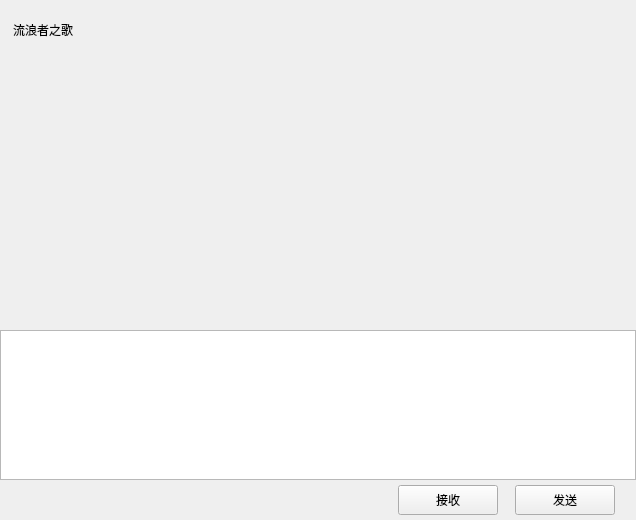
The window that CppChat/dialogs/chatpage.ui (Algebraaaa/CppChat) describes before a commit, drawn with Qt 5.
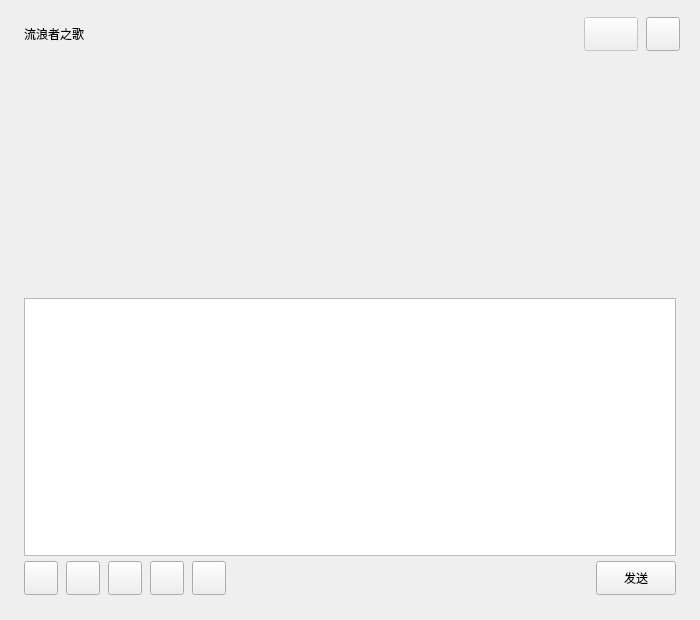
The same window after the commit. Custom widgets are drawn as their Qt base class.

Commit message: refactor: unify chat services and refresh Qt client workflows

Patch:
```diff
--- a/CppChat/dialogs/chatpage.ui
+++ b/CppChat/dialogs/chatpage.ui
@@ -6,8 +6,8 @@
    <rect>
     <x>0</x>
     <y>0</y>
-    <width>636</width>
-    <height>520</height>
+    <width>700</width>
+    <height>620</height>
    </rect>
   </property>
   <property name="windowTitle">
@@ -52,13 +52,13 @@
         <property name="minimumSize">
          <size>
           <width>0</width>
-          <height>60</height>
+          <height>68</height>
          </size>
         </property>
         <property name="maximumSize">
          <size>
           <width>16777215</width>
-          <height>60</height>
+          <height>68</height>
          </size>
         </property>
         <layout class="QVBoxLayout" name="verticalLayout_5">
@@ -66,34 +66,34 @@
           <number>7</number>
          </property>
          <property name="leftMargin">
-          <number>11</number>
+          <number>24</number>
          </property>
          <property name="topMargin">
-          <number>2</number>
+          <number>0</number>
          </property>
          <property name="rightMargin">
-          <number>2</number>
+          <number>20</number>
          </property>
          <property name="bottomMargin">
-          <number>2</number>
+          <number>0</number>
          </property>
          <item>
           <widget class="QWidget" name="widget_5" native="true">
            <layout class="QHBoxLayout" name="horizontalLayout_3">
             <property name="spacing">
-             <number>7</number>
+             <number>8</number>
             </property>
             <property name="leftMargin">
-             <number>2</number>
+             <number>0</number>
             </property>
             <property name="topMargin">
-             <number>2</number>
+             <number>0</number>
             </property>
             <property name="rightMargin">
-             <number>2</number>
+             <number>0</number>
             </property>
             <property name="bottomMargin">
-             <number>2</number>
+             <number>0</number>
             </property>
             <item>
              <widget class="QLabel" name="title_label">
@@ -102,6 +102,81 @@
               </property>
              </widget>
             </item>
+            <item>
+             <spacer name="title_right_spacer">
+              <property name="orientation">
+               <enum>Qt::Horizontal</enum>
+              </property>
+              <property name="sizeHint" stdset="0">
+               <size>
+                <width>40</width>
+                <height>20</height>
+               </size>
+              </property>
+             </spacer>
+            </item>
+            <item>
+             <widget class="QPushButton" name="chat_history_btn">
+              <property name="enabled">
+               <bool>false</bool>
+              </property>
+              <property name="minimumSize">
+               <size>
+                <width>54</width>
+                <height>34</height>
+               </size>
+              </property>
+              <property name="maximumSize">
+               <size>
+                <width>54</width>
+                <height>34</height>
+               </size>
+              </property>
+              <property name="toolTip">
+               <string>查找聊天记录</string>
+              </property>
+              <property name="text">
+               <string />
+              </property>
+              <property name="autoDefault">
+               <bool>false</bool>
+              </property>
+              <property name="cursor">
+               <cursorShape>PointingHandCursor</cursorShape>
+              </property>
+             </widget>
+            </item>
+            <item>
+             <widget class="QPushButton" name="chat_more_btn">
+              <property name="minimumSize">
+               <size>
+                <width>34</width>
+                <height>34</height>
+               </size>
+              </property>
+              <property name="maximumSize">
+               <size>
+                <width>34</width>
+                <height>34</height>
+               </size>
+              </property>
+              <property name="toolTip">
+               <string>聊天设置</string>
+              </property>
+              <property name="text">
+               <string />
+              </property>
+              <property name="focusPolicy">
+               <enum>Qt::NoFocus</enum>
+              </property>
+              <property name="autoDefault">
+               <bool>false</bool>
+              </property>
+              <property name="cursor">
+               <cursorShape>PointingHandCursor</cursorShape>
+              </property>
+             </widget>
+            </item>
            </layout>
           </widget>
          </item>
@@ -109,7 +184,99 @@
        </widget>
       </item>
       <item>
-       <widget class="ChatView" name="chat_data_list" native="true"/>
+       <widget class="QLabel" name="chat_status">
+        <property name="text">
+         <string />
+        </property>
+        <property name="wordWrap">
+         <bool>true</bool>
+        </property>
+        <property name="visible">
+         <bool>false</bool>
+        </property>
+       </widget>
+      </item>
+      <item>
+       <widget class="QSplitter" name="chat_splitter">
+        <property name="orientation">
+         <enum>Qt::Vertical</enum>
+        </property>
+        <property name="childrenCollapsible">
+         <bool>false</bool>
+        </property>
+        <property name="handleWidth">
+         <number>0</number>
+        </property>
+        <widget class="ChatView" name="chat_data_list" native="true">
+         <property name="minimumSize">
+          <size>
+           <width>0</width>
+           <height>160</height>
+          </size>
+         </property>
+        </widget>
+        <widget class="QWidget" name="composer_wid" native="true">
+         <property name="minimumSize">
+          <size>
+           <width>0</width>
+           <height>166</height>
+          </size>
+         </property>
+         <property name="maximumSize">
+          <size>
+           <width>16777215</width>
+           <height>340</height>
+          </size>
+         </property>
+         <layout class="QVBoxLayout" name="composer_layout">
+          <property name="spacing">
+           <number>0</number>
+          </property>
+          <property name="leftMargin">
+           <number>12</number>
+          </property>
+          <property name="topMargin">
+           <number>8</number>
+          </property>
+          <property name="rightMargin">
+           <number>12</number>
+          </property>
+          <property name="bottomMargin">
+           <number>12</number>
+          </property>
+          <item>
+           <widget class="QWidget" name="composer_card" native="true">
+            <layout class="QVBoxLayout" name="composer_card_layout" stretch="1,0">
+             <property name="spacing">
+              <number>2</number>
+             </property>
+             <property name="leftMargin">
+              <number>12</number>
+             </property>
+             <property name="topMargin">
+              <number>10</number>
+             </property>
+             <property name="rightMargin">
+              <number>12</number>
+             </property>
+             <property name="bottomMargin">
+              <number>10</number>
+             </property>
+             <item>
+              <widget class="MessageTextEdit" name="chatEdit">
+               <property name="minimumSize">
+                <size>
+                 <width>0</width>
+                 <height>70</height>
+                </size>
+               </property>
+               <property name="maximumSize">
+                <size>
+                 <width>16777215</width>
+                 <height>16777215</height>
+                </size>
+               </property>
+              </widget>
       </item>
       <item>
        <widget class="QWidget" name="tool_wid" native="true">
@@ -127,48 +294,32 @@
         </property>
         <layout class="QHBoxLayout" name="horizontalLayout_4">
          <property name="spacing">
-          <number>7</number>
+                 <number>8</number>
          </property>
          <property name="leftMargin">
-          <number>2</number>
+                 <number>0</number>
          </property>
          <property name="topMargin">
-          <number>2</number>
+                 <number>3</number>
          </property>
          <property name="rightMargin">
-          <number>2</number>
+                 <number>0</number>
          </property>
          <property name="bottomMargin">
-          <number>2</number>
+                 <number>3</number>
          </property>
          <item>
-          <spacer name="horizontalSpacer_2">
-           <property name="orientation">
-            <enum>Qt::Horizontal</enum>
-           </property>
-           <property name="sizeType">
-            <enum>QSizePolicy::Fixed</enum>
-           </property>
-           <property name="sizeHint" stdset="0">
-            <size>
-             <width>5</width>
-             <height>20</height>
-            </size>
-           </property>
-          </spacer>
-         </item>
-         <item>
-          <widget class="ClickedLabel" name="emo_lb">
+                 <widget class="QPushButton" name="emo_btn">
            <property name="minimumSize">
             <size>
-             <width>25</width>
-             <height>25</height>
+                    <width>34</width>
+                    <height>34</height>
             </size>
            </property>
            <property name="maximumSize">
             <size>
-             <width>25</width>
-             <height>25</height>
+                    <width>34</width>
+                    <height>34</height>
             </size>
            </property>
            <property name="baseSize">
@@ -178,42 +329,143 @@
             </size>
            </property>
            <property name="text">
-            <string/>
-           </property>
+                   <string />
+                  </property>
+                  <property name="accessibleName">
+                   <string>表情</string>
+                  </property>
+                  <property name="focusPolicy">
+                   <enum>Qt::NoFocus</enum>
+                  </property>
+                  <property name="autoDefault">
+                   <bool>false</bool>
+                  </property>
+                  <property name="cursor">
+                   <cursorShape>PointingHandCursor</cursorShape>
+                  </property>
           </widget>
          </item>
          <item>
-          <spacer name="horizontalSpacer_4">
-           <property name="orientation">
-            <enum>Qt::Horizontal</enum>
-           </property>
-           <property name="sizeType">
-            <enum>QSizePolicy::Fixed</enum>
-           </property>
-           <property name="sizeHint" stdset="0">
+                 <widget class="QPushButton" name="favorites_btn">
+                  <property name="minimumSize">
+                   <size>
+                    <width>34</width>
+                    <height>34</height>
+                   </size>
+                  </property>
+                  <property name="maximumSize">
+                   <size>
+                    <width>34</width>
+                    <height>34</height>
+                   </size>
+                  </property>
+                  <property name="toolTip">
+                   <string>收藏</string>
+                  </property>
+                  <property name="text">
+                   <string />
+                  </property>
+                  <property name="focusPolicy">
+                   <enum>Qt::NoFocus</enum>
+                  </property>
+                  <property name="autoDefault">
+                   <bool>false</bool>
+                  </property>
+                  <property name="cursor">
+                   <cursorShape>PointingHandCursor</cursorShape>
+                  </property>
+                 </widget>
+                </item>
+                <item>
+                 <widget class="QPushButton" name="file_btn">
+                  <property name="minimumSize">
             <size>
-             <width>5</width>
-             <height>20</height>
-            </size>
-           </property>
-          </spacer>
+                    <width>34</width>
+                    <height>34</height>
+                   </size>
+                  </property>
+                  <property name="maximumSize">
+                   <size>
+                    <width>34</width>
+                    <height>34</height>
+                   </size>
+                  </property>
+                  <property name="text">
+                   <string />
+                  </property>
+                  <property name="accessibleName">
+                   <string>发送图片</string>
+                  </property>
+                  <property name="focusPolicy">
+                   <enum>Qt::NoFocus</enum>
+                  </property>
+                  <property name="autoDefault">
+                   <bool>false</bool>
+                  </property>
+                  <property name="cursor">
+                   <cursorShape>PointingHandCursor</cursorShape>
+                  </property>
+                 </widget>
          </item>
          <item>
-          <widget class="ClickedLabel" name="file_lb">
+                 <widget class="QPushButton" name="screenshot_btn">
            <property name="minimumSize">
             <size>
-             <width>25</width>
-             <height>25</height>
+                    <width>34</width>
+                    <height>34</height>
             </size>
            </property>
            <property name="maximumSize">
             <size>
-             <width>25</width>
-             <height>25</height>
-            </size>
-           </property>
+                    <width>34</width>
+                    <height>34</height>
+                   </size>
+                  </property>
+                  <property name="toolTip">
+                   <string>截屏：框选后插入输入框</string>
+                  </property>
            <property name="text">
-            <string/>
+                   <string />
+                  </property>
+                  <property name="focusPolicy">
+                   <enum>Qt::NoFocus</enum>
+                  </property>
+                  <property name="autoDefault">
+                   <bool>false</bool>
+                  </property>
+                  <property name="cursor">
+                   <cursorShape>PointingHandCursor</cursorShape>
+                  </property>
+                 </widget>
+                </item>
+                <item>
+                 <widget class="QPushButton" name="voice_btn">
+                  <property name="minimumSize">
+                   <size>
+                    <width>34</width>
+                    <height>34</height>
+                   </size>
+                  </property>
+                  <property name="maximumSize">
+                   <size>
+                    <width>34</width>
+                    <height>34</height>
+                   </size>
+                  </property>
+                  <property name="toolTip">
+                   <string>语音消息（暂未实现）</string>
+                  </property>
+                  <property name="text">
+                   <string />
+                  </property>
+                  <property name="focusPolicy">
+                   <enum>Qt::NoFocus</enum>
+                  </property>
+                  <property name="autoDefault">
+                   <bool>false</bool>
+                  </property>
+                  <property name="cursor">
+                   <cursorShape>PointingHandCursor</cursorShape>
            </property>
           </widget>
          </item>
@@ -230,137 +482,33 @@
            </property>
           </spacer>
          </item>
-        </layout>
-       </widget>
-      </item>
       <item>
-       <widget class="MessageTextEdit" name="chatEdit">
+                 <widget class="QPushButton" name="send_btn">
         <property name="minimumSize">
          <size>
-          <width>0</width>
-          <height>150</height>
+                    <width>80</width>
+                    <height>34</height>
          </size>
         </property>
         <property name="maximumSize">
          <size>
-          <width>16777215</width>
-          <height>150</height>
-         </size>
-        </property>
-       </widget>
-      </item>
-      <item>
-       <widget class="QWidget" name="send_wid" native="true">
-        <property name="minimumSize">
-         <size>
-          <width>0</width>
-          <height>40</height>
-         </size>
-        </property>
-        <property name="maximumSize">
-         <size>
-          <width>16777215</width>
-          <height>40</height>
-         </size>
-        </property>
-        <layout class="QHBoxLayout" name="horizontalLayout_5">
-         <property name="spacing">
-          <number>7</number>
-         </property>
-         <property name="leftMargin">
-          <number>11</number>
-         </property>
-         <property name="topMargin">
-          <number>2</number>
-         </property>
-         <property name="rightMargin">
-          <number>11</number>
-         </property>
-         <property name="bottomMargin">
-          <number>2</number>
-         </property>
-         <item>
-          <spacer name="horizontalSpacer_5">
-           <property name="orientation">
-            <enum>Qt::Horizontal</enum>
-           </property>
-           <property name="sizeHint" stdset="0">
-            <size>
-             <width>40</width>
-             <height>20</height>
-            </size>
-           </property>
-          </spacer>
-         </item>
-         <item>
-          <widget class="ClickedBtn" name="receive_btn">
-           <property name="minimumSize">
-            <size>
-             <width>100</width>
-             <height>30</height>
-            </size>
-           </property>
-           <property name="maximumSize">
-            <size>
-             <width>100</width>
-             <height>30</height>
-            </size>
-           </property>
-           <property name="text">
-            <string>接收</string>
-           </property>
-          </widget>
-         </item>
-         <item>
-          <spacer name="horizontalSpacer_6">
-           <property name="orientation">
-            <enum>Qt::Horizontal</enum>
-           </property>
-           <property name="sizeType">
-            <enum>QSizePolicy::Fixed</enum>
-           </property>
-           <property name="sizeHint" stdset="0">
-            <size>
-             <width>10</width>
-             <height>20</height>
-            </size>
-           </property>
-          </spacer>
-         </item>
-         <item>
-          <widget class="ClickedBtn" name="send_btn">
-           <property name="minimumSize">
-            <size>
-             <width>100</width>
-             <height>30</height>
-            </size>
-           </property>
-           <property name="maximumSize">
-            <size>
-             <width>100</width>
-             <height>30</height>
+                    <width>80</width>
+                    <height>34</height>
             </size>
            </property>
            <property name="text">
             <string>发送</string>
            </property>
-          </widget>
-         </item>
-         <item>
-          <spacer name="horizontalSpacer_7">
-           <property name="orientation">
-            <enum>Qt::Horizontal</enum>
-           </property>
-           <property name="sizeType">
-            <enum>QSizePolicy::Fixed</enum>
-           </property>
-           <property name="sizeHint" stdset="0">
-            <size>
-             <width>10</width>
-             <height>20</height>
-            </size>
-           </property>
-          </spacer>
+                  <property name="focusPolicy">
+                   <enum>Qt::NoFocus</enum>
+                  </property>
+                  <property name="autoDefault">
+                   <bool>false</bool>
+                  </property>
+                  <property name="cursor">
+                   <cursorShape>PointingHandCursor</cursorShape>
+                  </property>
+                 </widget>
          </item>
         </layout>
        </widget>
@@ -369,17 +517,30 @@
     </widget>
    </item>
   </layout>
+        </widget>
+       </widget>
+      </item>
+     </layout>
+    </widget>
+   </item>
+  </layout>
+  <widget class="ChatSettingsPanel" name="chat_settings_panel">
+   <property name="geometry">
+    <rect>
+     <x>700</x>
+     <y>68</y>
+     <width>320</width>
+     <height>552</height>
+    </rect>
+   </property>
+  </widget>
  </widget>
  <customwidgets>
   <customwidget>
-   <class>ClickedBtn</class>
-   <extends>QPushButton</extends>
-   <header location="global">widgets/clickedbtn.h</header>
-  </customwidget>
-  <customwidget>
-   <class>ClickedLabel</class>
-   <extends>QLabel</extends>
-   <header location="global">widgets/clickedlabel.h</header>
+   <class>ChatSettingsPanel</class>
+   <extends>QWidget</extends>
+   <header location="global">dialogs/chatsettingspanel.h</header>
+   <container>1</container>
   </customwidget>
   <customwidget>
    <class>ChatView</class>
```
Left out of the diff: 6 changed lines with no effect on the pictures. Lines whose indentation alone changed are shown as unchanged. The commit also changes 1086 other files.
